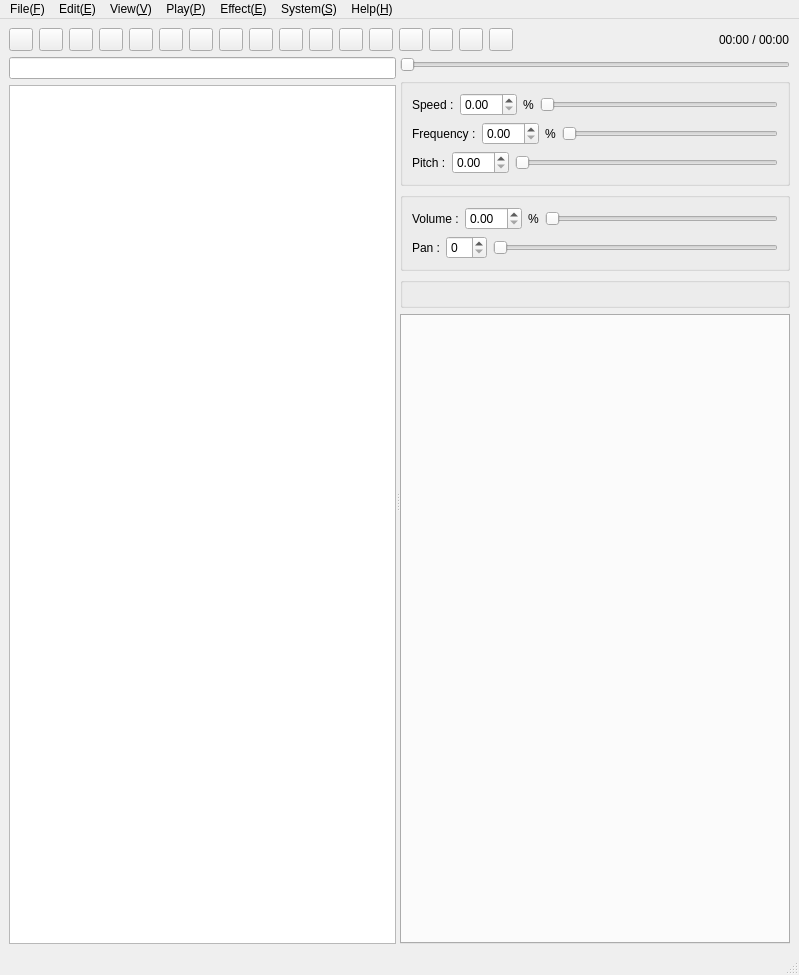
Above: qt_gui/src/MainWnd/MainWnd.ui from ryotayama/hayaemon_windows before the change. Below: the same form after it.
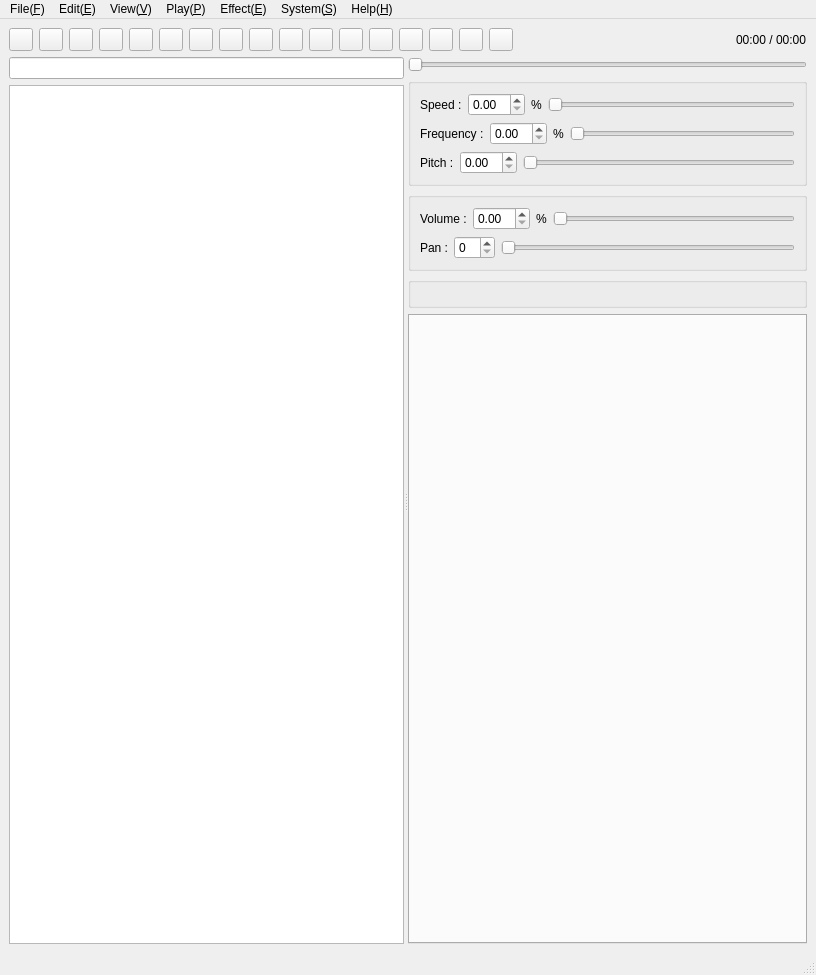
That is the form after the change. Icons and pictures are not drawn. Custom widgets are drawn as their Qt base class.

What changed in the file:
```diff
--- a/qt_gui/src/MainWnd/MainWnd.ui
+++ b/qt_gui/src/MainWnd/MainWnd.ui
@@ -6,7 +6,7 @@
    <rect>
     <x>0</x>
     <y>0</y>
-    <width>799</width>
+    <width>816</width>
     <height>975</height>
    </rect>
   </property>
@@ -544,7 +544,7 @@
     <rect>
      <x>0</x>
      <y>0</y>
-     <width>799</width>
+     <width>816</width>
      <height>31</height>
     </rect>
    </property>
```
Left out of the diff: 8 changed lines with no effect on the pictures.
